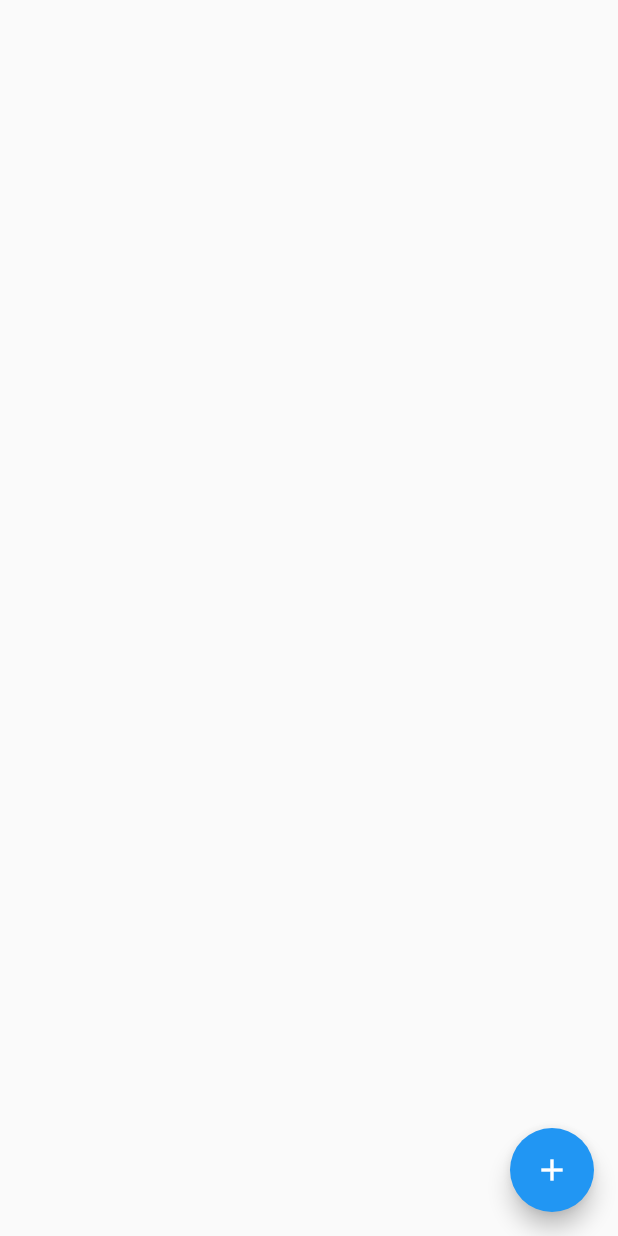
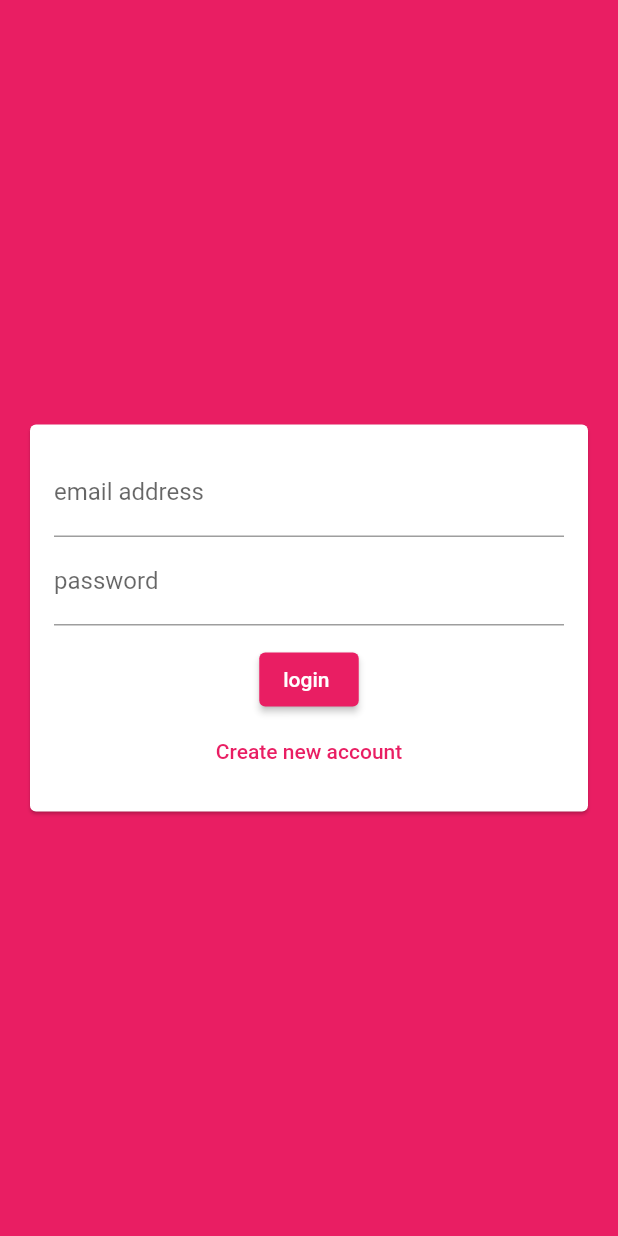
Before and after one commit to Getasew21/flutter-chat-app, a Flutter app: the screen it shows after launch, on a phone screen of 412 x 824 dp. Run offline on Flutter 3.47's test engine with Material 2 defaults, Android fonts, the phone set to English and light mode, and no system bars; our stand-ins replace cloud_firestore, firebase_auth, firebase_core; accounts and stored records are empty.

Commit message:
auth with email and password is done stored to the cloud store

```diff
--- a/lib/main.dart
+++ b/lib/main.dart
@@ -1,11 +1,13 @@
+import 'package:chat_app/screens/AuthScreen.dart';
 import 'package:chat_app/screens/ChatScreen.dart';
+import 'package:firebase_auth/firebase_auth.dart';
 import 'package:flutter/material.dart';
 import 'package:firebase_core/firebase_core.dart';
 
 void main() async {
-   WidgetsFlutterBinding.ensureInitialized();
+  WidgetsFlutterBinding.ensureInitialized();
   await Firebase.initializeApp();
-  runApp( const MyApp());
+  runApp(MyApp());
 }
 
 class MyApp extends StatelessWidget {
@@ -15,8 +17,25 @@ class MyApp extends StatelessWidget {
   Widget build(BuildContext context) {
     return MaterialApp(
       title: "fluterChat",
-      theme: ThemeData(primarySwatch: Colors.blue),
-      home: ChatScreen(),
+      theme: ThemeData(
+          primarySwatch: Colors.pink,
+          backgroundColor: Colors.pink,
+          accentColor: Colors.deepPurple,
+          accentColorBrightness: Brightness.dark,
+          buttonTheme: ButtonTheme.of(context).copyWith(
+              buttonColor: Colors.pink,
+              textTheme: ButtonTextTheme.primary,
+              shape: RoundedRectangleBorder(
+                  borderRadius: BorderRadius.circular(20)))),
+      home: StreamBuilder(
+        stream: FirebaseAuth.instance.authStateChanges(),
+        builder: (context, snapshot) {
+          if (snapshot.hasData) {
+            return ChatScreen();
+          }
+          return AuthScreen();
+        },
+      ),
     );
   }
 }
--- a/lib/screens/AuthScreen.dart
+++ b/lib/screens/AuthScreen.dart
@@ -1,15 +1,85 @@
-import "package:flutter/material.dart";
+import 'package:flutter/material.dart';
+import 'package:firebase_auth/firebase_auth.dart';
+import 'package:flutter/services.dart';
+import 'package:cloud_firestore/cloud_firestore.dart';
+
+import '../widgets/Auth/AuthForm.dart';
 
 class AuthScreen extends StatefulWidget {
-  const AuthScreen({Key? key}) : super(key: key);
-
   @override
   _AuthScreenState createState() => _AuthScreenState();
 }
 
 class _AuthScreenState extends State<AuthScreen> {
+  final _auth = FirebaseAuth.instance;
+  var _isLoading = false;
+
+  void _submitAuthForm(
+    String email,
+    String username,
+    String password,
+    bool isLogin,
+    BuildContext ctx,
+  ) async {
+    UserCredential authResult;
+
+    try {
+      setState(() {
+        _isLoading = true;
+      });
+      if (isLogin) {
+        print(email);
+        print(password);
+        authResult = await _auth.signInWithEmailAndPassword(
+          email: email,
+          password: password,
+        );
+      } else {
+        print(password);
+        authResult = await _auth.createUserWithEmailAndPassword(
+          email: email,
+          password: password,
+        );
+        await FirebaseFirestore.instance
+            .collection('users')
+            .doc(authResult.user?.uid)
+            .set({
+          'username': username,
+          'email': email,
+        });
+      }
+    } on PlatformException catch (err) {
+      var message = 'An error occurred, pelase check your credentials!';
+
+      if (err.message != null) {
+        message = err.message!;
+      }
+
+      ScaffoldMessenger.of(ctx).showSnackBar(
+        SnackBar(content: Text(message), backgroundColor: Colors.amberAccent),
+      );
+      setState(() {
+        _isLoading = false;
+      });
+    } catch (err) {
+      print(err);
+
+      setState(() {
+        _isLoading = false;
+      });
+
+      ScaffoldMessenger.of(ctx).showSnackBar(
+        SnackBar(
+            content: Text(err.toString()), backgroundColor: Colors.amberAccent),
+      );
+    }
+  }
+
   @override
   Widget build(BuildContext context) {
-    return Container();
+    return Scaffold(
+      backgroundColor: Theme.of(context).primaryColor,
+      body: AuthForm(_submitAuthForm, _isLoading),
+    );
   }
 }
--- a/lib/screens/ChatScreen.dart
+++ b/lib/screens/ChatScreen.dart
@@ -1,3 +1,5 @@
+import 'package:chat_app/Chat/Message.dart';
+import 'package:firebase_auth/firebase_auth.dart';
 import 'package:flutter/material.dart';
 import 'package:cloud_firestore/cloud_firestore.dart';
 import 'package:firebase_core/firebase_core.dart';
@@ -6,24 +8,42 @@ class ChatScreen extends StatelessWidget {
   @override
   Widget build(BuildContext context) {
     return Scaffold(
-      body: StreamBuilder(
-        stream: FirebaseFirestore.instance
-            .collection("chats/2vDKciFOiNJVfH63WdQK/messages")
-            .snapshots(),
-        builder: (ctx, snapshot) {
-          final documents = snapshot.data?.docs;
-          return ListView.builder(
-              itemCount: documents?.length,
-              itemBuilder: (ctx, index) => Container(
-                    padding: const EdgeInsets.all(8),
-                    child: Text(documents?[index]["text"]),
-                  ));
-        },
+      appBar: AppBar(
+        title: Text('Flutter chat'),
+        actions: [
+          DropdownButton(
+            icon: Icon(
+              Icons.more_vert,
+              color: Theme.of(context).primaryIconTheme.color,
+            ),
+            items: [
+              DropdownMenuItem(
+                  value: "logout",
+                  child: Container(
+                    child: Row(children: [
+                      const Icon(Icons.exit_to_app),
+                      const SizedBox(
+                        width: 8,
+                      ),
+                      Text("logout")
+                    ]),
+                  ))
+            ],
+            onChanged: (itemIdentifier) {
+              if (itemIdentifier == "logout") {
+                FirebaseAuth.instance.signOut();
+              }
+            },
+          )
+        ],
+      ),
+      body: Container(
+        child: Column(children: [Expanded(child: Message())]),
       ),
       floatingActionButton: FloatingActionButton(
         onPressed: (() {
           FirebaseFirestore.instance
-              .collection("chats/2vDKciFOiNJVfH63WdQK/messages")
+              .collection("chat")
               .add({"text": "this was added by me"});
         }),
         child: const Icon(Icons.add),
--- /dev/null
+++ b/lib/widgets/Auth/AuthForm.dart
@@ -0,0 +1,107 @@
+import 'package:flutter/material.dart';
+
+class AuthForm extends StatefulWidget {
+  AuthForm(this.submitFn, this._isLoading);
+  final bool _isLoading;
+  final void Function(String email, String password, String username,
+      bool isLogin, BuildContext ctx) submitFn;
+  @override
+  _AuthFormState createState() => _AuthFormState();
+}
+
+class _AuthFormState extends State<AuthForm> {
+  final _formKey = GlobalKey<FormState>();
+  var _isLogin = true;
+  var _userEmail = '';
+  var _userName = '';
+  var _userPassword = '';
+  void _trySubmit() {
+    final isValid = _formKey.currentState!.validate();
+    FocusScope.of(context).unfocus();
+    if (isValid) {
+      _formKey.currentState?.save();
+      widget.submitFn(_userEmail.trim(), _userName.trim(), _userPassword,
+          _isLogin, context);
+    }
+  }
+
+  @override
+  Widget build(BuildContext context) {
+    return Center(
+        child: Card(
+      margin: EdgeInsets.all(20),
+      child: SingleChildScrollView(
+        child: Padding(
+          padding: EdgeInsets.all(16),
+          child: Form(
+              key: _formKey,
+              child: Column(
+                mainAxisSize: MainAxisSize.min,
+                children: [
+                  TextFormField(
+                    key: ValueKey("email"),
+                    validator: (value) {
+                      if (value!.isEmpty || !value.contains("@")) {
+                        return 'please enter a valid email';
+                      }
+                      return null;
+                    },
+                    keyboardType: TextInputType.emailAddress,
+                    decoration:
+                        const InputDecoration(labelText: "email address"),
+                    onSaved: ((newValue) {
+                      _userEmail = newValue!;
+                    }),
+                  ),
+                  TextFormField(
+                    key: const ValueKey("password"),
+                    validator: (value) {
+                      if (value!.isEmpty || value.length < 4) {
+                        return 'please enter a valid password';
+                      }
+                      return null;
+                    },
+                    decoration: const InputDecoration(labelText: "password"),
+                    onSaved: ((newValue) {
+                      _userPassword = newValue!;
+                    }),
+                  ),
+                  if (!_isLogin)
+                    TextFormField(
+                      key: const ValueKey("username"),
+                      validator: (value) {
+                        if (value!.isEmpty || value.length < 4) {
+                          return 'please enter a valid email';
+                        }
+                        return null;
+                      },
+                      decoration: const InputDecoration(labelText: "username"),
+                      onSaved: ((newValue) {
+                        _userName = newValue!;
+                      }),
+                    ),
+                  const SizedBox(
+                    height: 12,
+                  ),
+                  if (widget._isLoading) const CircularProgressIndicator(),
+                  if (!widget._isLoading)
+                    ElevatedButton(
+                        onPressed: _trySubmit,
+                        child: Text(_isLogin ? "login " : "sign up")),
+                  if (!widget._isLoading)
+                    TextButton(
+                        onPressed: () {
+                          setState(() {
+                            _isLogin = !_isLogin;
+                          });
+                        },
+                        child: Text(_isLogin
+                            ? "Create new account"
+                            : " i already have an account"))
+                ],
+              )),
+        ),
+      ),
+    ));
+  }
+}
--- a/pubspec.yaml
+++ b/pubspec.yaml
@@ -37,6 +37,7 @@ dependencies:
   # Use with the CupertinoIcons class for iOS style icons.
   cupertino_icons: ^1.0.2
   cloud_firestore: ^4.4.3
+  firebase_auth: ^4.2.9
 
 dev_dependencies:
   flutter_test:
```
Also changed, not shown: lib/Chat/Message.dart (added, +28 -0 lines), lib/Chat/NewMessage.dart (added, +15 -0 lines), pubspec.lock, 2 other files.
